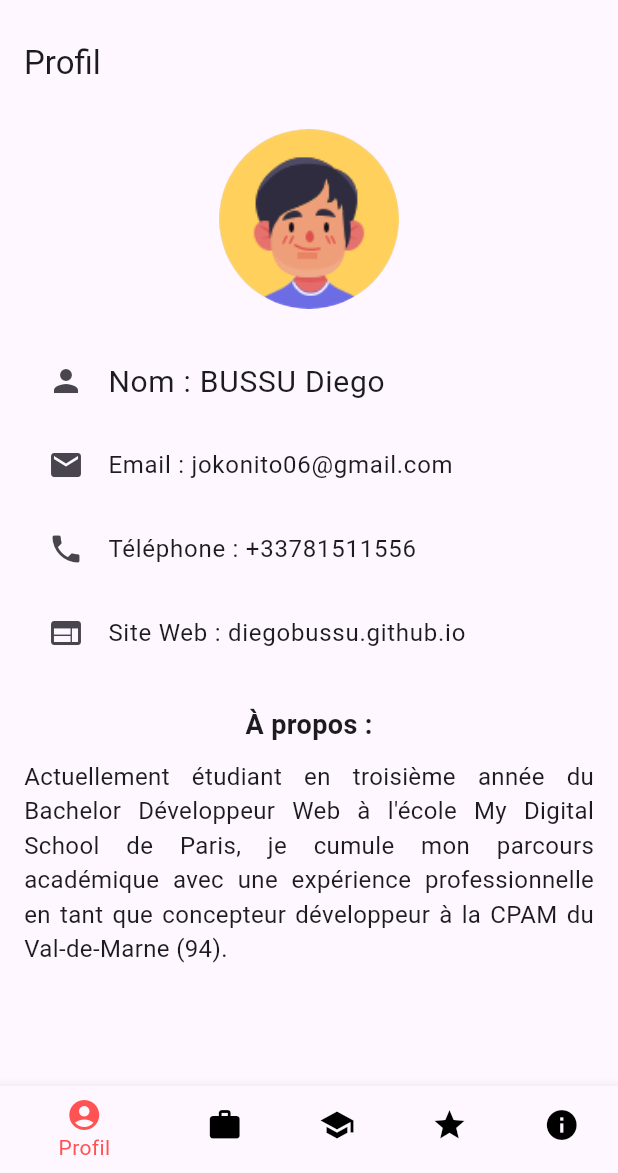
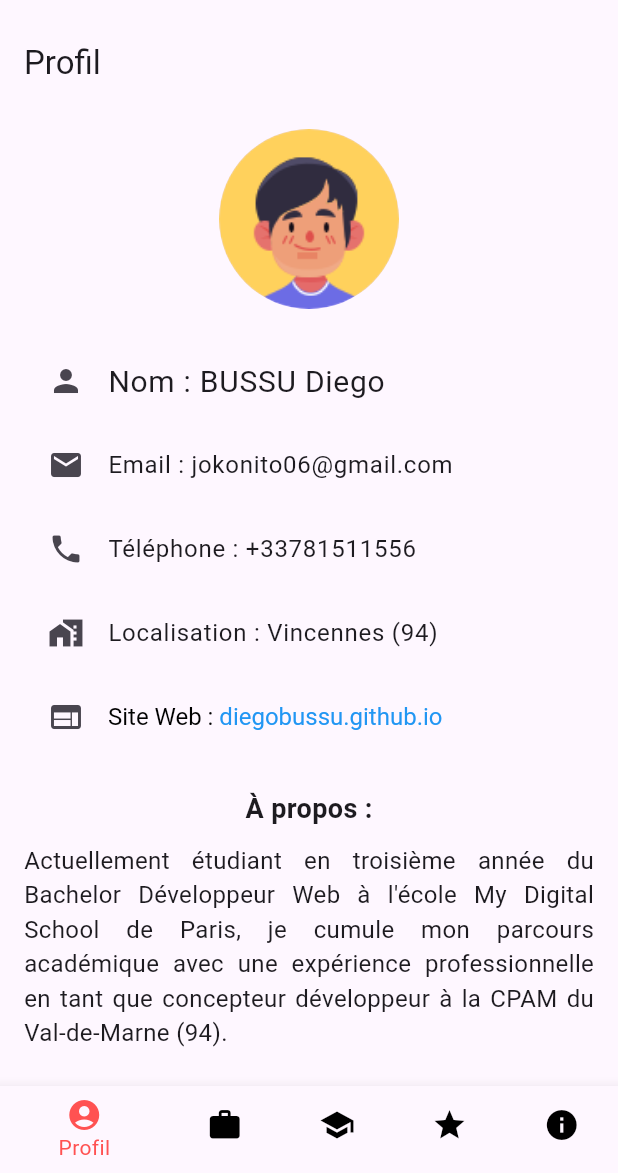
Before and after one commit to diegobussu/flutter_cv, a Flutter app: the screen it shows after launch, on a phone screen of 412 x 824 dp, the part 63-1236 px from its top. Run offline on Flutter 3.47's test engine with Material 3 defaults, Android fonts, the phone set to English and light mode, and no system bars.

Commit message:
:pencil: Add link to my portfolio in ProfilPage

```diff
--- a/lib/screens/profil.dart
+++ b/lib/screens/profil.dart
@@ -1,5 +1,5 @@
 import 'package:flutter/material.dart';
-import 'package:url_launcher/url_launcher.dart';
+import 'package:url_launcher/url_launcher_string.dart';
 
 class ProfilPage extends StatelessWidget {
   @override
@@ -40,10 +40,38 @@ class ProfilPage extends StatelessWidget {
               ),
             ),
             ListTile(
+              leading: Icon(Icons.maps_home_work),
+              title: Text(
+                'Localisation : Vincennes (94)',
+                style: TextStyle(fontSize: 16),
+              ),
+            ),
+            ListTile(
               leading: Icon(Icons.web),
-              title: Text(
-                'Site Web : diegobussu.github.io',
-                style: TextStyle(fontSize: 16),
+              onTap: () async {
+                const url = 'https://diegobussu.github.io';
+                if (await canLaunchUrlString(url)) {
+                  await launchUrlString(url);
+                } else {
+                  throw 'Impossible de lancer $url';
+                }
+              },
+              title: RichText(
+                text: TextSpan(
+                  style: TextStyle(
+                    fontSize: 16,
+                    color: Colors.black, // Couleur du texte "Site Web :"
+                  ),
+                  children: <TextSpan>[
+                    TextSpan(text: 'Site Web : '),
+                    TextSpan(
+                      text: 'diegobussu.github.io',
+                      style: TextStyle(
+                        color: Colors.blue, // Couleur du texte de l'URL
+                      ),
+                    ),
+                  ],
+                ),
               ),
             ),
             SizedBox(height: 20),
```
Also changed, not shown: 3 other files.
